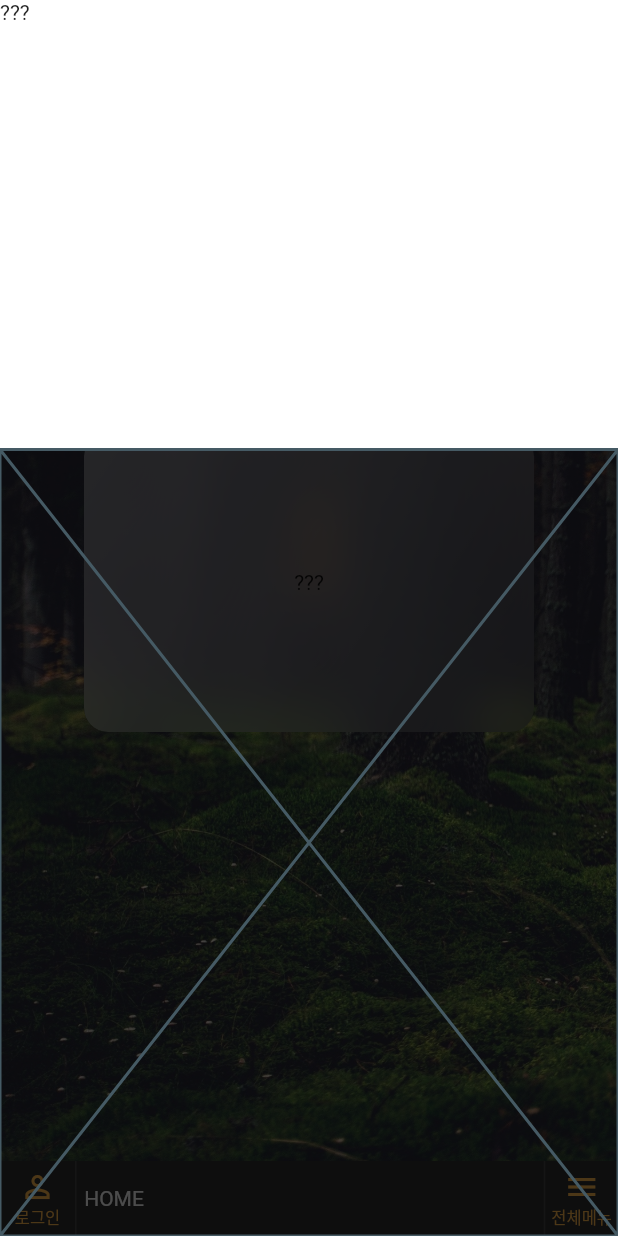
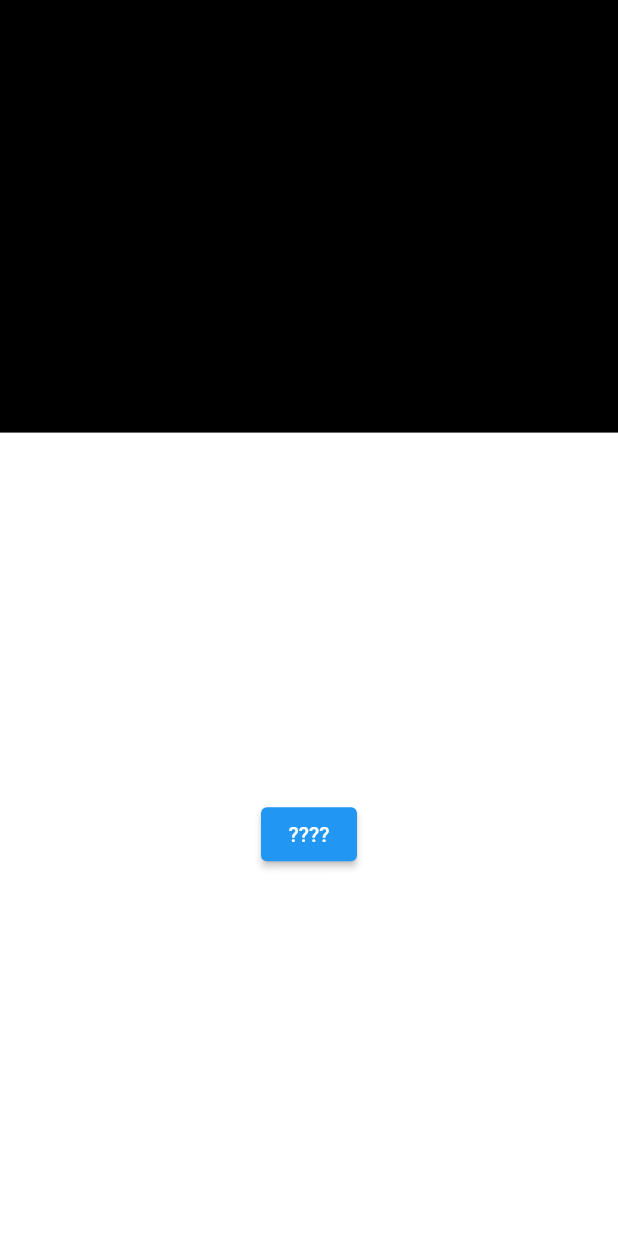
Before and after one commit to zenaway/cassiopeia, a Flutter app: the Home screen opened by its route, after a tap on "???", on a phone screen of 412 x 824 dp. Run offline on Flutter 3.47's test engine with Material 2 defaults, Android fonts, the light colour scheme and no system bars; drawn by our look-alikes of glass_kit; our stand-ins replace youtube_player_iframe; missing offline and left inert: naver_map_plugin, simple_throttle_debounce; project files that could hold a hidden picture were left out.

Commit message:
제스쳐 디텍션 문제있음

```diff
--- a/lib/page/view.dart
+++ b/lib/page/view.dart
@@ -1,4 +1,6 @@
+import 'package:flutter/gestures.dart';
 import 'package:flutter/material.dart';
+import 'package:youtube_player_iframe/youtube_player_iframe.dart';
 
 const double minimizedHeightSize = 64;
 const Duration slideAnimationDuration = Duration(milliseconds: 100);
@@ -18,19 +20,29 @@
 
 class _ViewState extends State<View> {
   double height = 0;
+  int verticalContentsFlex = 65;
+  YoutubePlayerController _controller = YoutubePlayerController(
+    initialVideoId: 'WPPPFqsECz0',
+    params: YoutubePlayerParams(
+      // startAt: Duration(milliseconds: 30),
+      autoPlay: true,
+      showControls: true,
+      showFullscreenButton: true,
+    ),
+  );
 
   @override
   void initState() {
     super.initState();
 
     height = widget.viewHeight;
-
     widget.controller.addListener(updateHeight);
   }
 
   @override
   void dispose() {
     widget.controller.removeListener(updateHeight);
+
     super.dispose();
   }
 
@@ -42,6 +54,7 @@
       } else {
         height = 64;
       }
+      verticalContentsFlex = (65 - widget.controller.page * 65).round();
     });
   }
 
@@ -49,57 +62,78 @@
   Widget build(BuildContext context) {
     return Container(
       height: height,
-      width: double.maxFinite,
-      color: Colors.black.withOpacity(
-        0.7,
-      ),
-      child: LayoutBuilder(
-        builder: (BuildContext context, constraints) {
-          if (constraints.maxHeight > minimizedHeightSize * 2) {
-            return SafeArea(
-              child: Column(
+      color: Colors.black,
+      child: SafeArea(
+        top: verticalContentsFlex > 64,
+        child: Column(
+          children: [
+            Expanded(
+              flex: 35,
+              child: Row(
                 children: [
                   Expanded(
-                    flex: 4,
-                    child: ConstrainedBox(
-                      constraints: BoxConstraints(
-                        maxHeight: MediaQuery.of(context).size.width / 2 * 3,
-                        minHeight: minimizedHeightSize,
-                        maxWidth: MediaQuery.of(context).size.width,
-                      ),
-                      child: AspectRatio(
-                        aspectRatio: 3 / 2,
+                    flex: 35,
+                    child: Container(
+                      color: Colors.black,
+                    ),
+                    // child: YoutubePlayerIFrame(
+                    //   controller: _controller,
+                    //   aspectRatio: 3 / 2,
+                    // ),
+                  ),
+                  if (verticalContentsFlex < 15)
+                    Expanded(
+                      flex: ((15 - verticalContentsFlex) * 6.5).toInt(),
+                      child: Opacity(
+                        opacity: (1.0 - verticalContentsFlex / 15),
                         child: Container(
                           color: Colors.white,
-                          child: Text("???"),
+                          child: Center(
+                            child: ElevatedButton(
+                              onPressed: () {
+                                print("??");
+                              },
+                              child: Text("????"),
+                            ),
+                          ),
+                          // color: Colors.white
+                          //     .withOpacity((10 - verticalContentsFlex) / 10),
                         ),
                       ),
                     ),
-                  ),
-                  Expanded(
-                    flex: 7,
-                    child: Placeholder(),
-                  ),
                 ],
               ),
-            );
-          } else {
-            return Row(
-              children: [
-                AspectRatio(
-                  aspectRatio: 3 / 2,
+            ),
+            if (verticalContentsFlex > 15)
+              Expanded(
+                flex: verticalContentsFlex,
+                child: Opacity(
+                  opacity: verticalContentsFlex / 65,
                   child: Container(
                     color: Colors.white,
+                    child: Center(
+                      child: ElevatedButton(
+                        onPressed: () {
+                          print("??");
+                        },
+                        child: Text("????"),
+                      ),
+                    ),
+                    // color:
+                    //     Colors.white.withOpacity((65 - verticalContentsFlex) / 100),
                   ),
                 ),
-                Expanded(
-                  child: Placeholder(),
-                ),
-              ],
-            );
-          }
-        },
+              ),
+          ],
+        ),
       ),
+      // child: SizeTransition(
+      //   sizeFactor: CurvedAnimation(
+      //     curve: Curves.linear,
+      //     parent: _sizeController,
+      //   ),
+      //   child: Image.asset("assets/images/logo.png"),
+      // ),
     );
   }
 }
--- a/lib/widget/slidePanelSheet.dart
+++ b/lib/widget/slidePanelSheet.dart
@@ -1,7 +1,9 @@
 import 'package:cassiopeia/page/view.dart';
+import 'package:flutter/gestures.dart';
 import 'package:flutter/material.dart';
+import 'package:flutter/rendering.dart';
 
-const Duration slideAnimationDuration = Duration(milliseconds: 100);
+const Duration slideAnimationDuration = Duration(milliseconds: 200);
 
 class SlidePanelSheet extends StatefulWidget {
   final Widget child;
@@ -87,23 +89,48 @@
           widget.child,
           SlideTransition(
             position: _slideAnimation,
+            // child: Scrollable(
+            //   axisDirection: AxisDirection.up,
+            //   controller: _pageController,
+            //   physics: PageScrollPhysics().applyTo(
+            //     BouncingScrollPhysics(),
+            //   ),
+            //   semanticChildCount: 2,
+            //   viewportBuilder: (BuildContext context, ViewportOffset position) {
+            //     return Viewport(
+            //       cacheExtent: 0.0,
+            //       cacheExtentStyle: CacheExtentStyle.viewport,
+            //       axisDirection: AxisDirection.up,
+            //       offset: position,
+            //       slivers: <Widget>[
+            //         SliverFillViewport(
+            //           viewportFraction: _pageController.viewportFraction,
+            //           delegate: SliverChildBuilderDelegate(
+            //             (_, __) => View(
+            //               viewHeight: MediaQuery.of(context).size.height,
+            //               controller: _pageController,
+            //             ),
+            //             childCount: 2,
+            //           ),
+            //         ),
+            //       ],
+            //     );
+            //   },
+            // ),
             child: Stack(
+              alignment: Alignment.bottomCenter,
               children: [
                 View(
                   viewHeight: MediaQuery.of(context).size.height,
                   controller: _pageController,
                 ),
-                Positioned.fill(
-                  child: PageView.builder(
-                    itemCount: 2,
-                    controller: _pageController,
-                    scrollDirection: Axis.vertical,
-                    physics: BouncingScrollPhysics(),
-                    reverse: true,
-                    itemBuilder: (context, index) {
-                      return Container();
-                    },
-                  ),
+                PageView.builder(
+                  controller: _pageController,
+                  scrollDirection: Axis.vertical,
+                  physics: BouncingScrollPhysics(),
+                  reverse: true,
+                  itemCount: 2,
+                  itemBuilder: (context, index) => Container(),
                 ),
               ],
             ),
--- a/pubspec.yaml
+++ b/pubspec.yaml
@@ -15,6 +15,7 @@
   simple_throttle_debounce: ^1.0.3
   glass_kit: ^1.0.2
   page_transition: ^1.1.7+6
+  youtube_player_iframe: ^1.2.0+2
 
 dev_dependencies:
   flutter_test:
```
Also changed, not shown: pubspec.lock, 2 other files.
